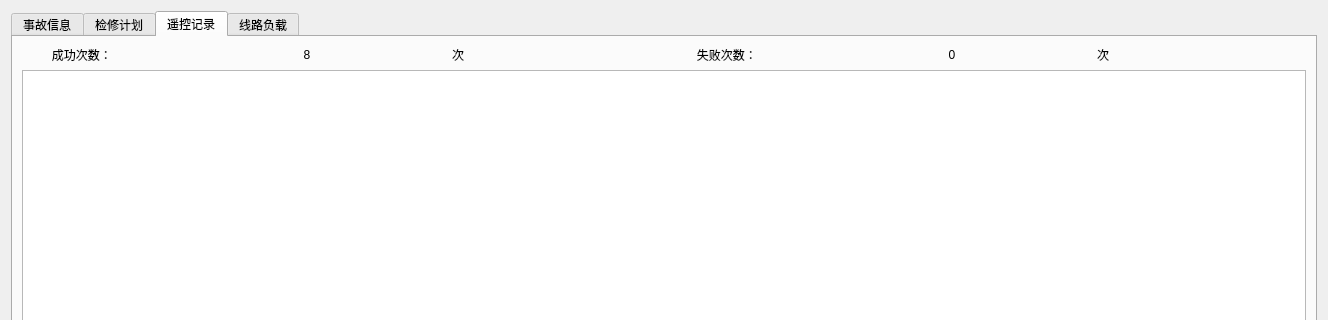
Old version of the form signininformation.ui in the repository wrb233/iHandover; both pictures show x 0 to 1328 and y 0 to 320 of the 1328 by 552 pixel window.
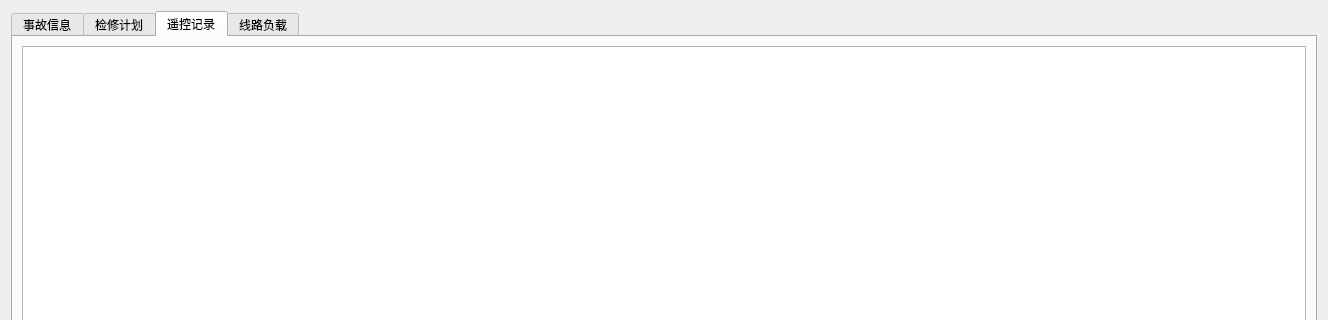
New version of the form. The open tabs and pages were chosen to show the change. Icons and pictures are not drawn.

What changed in the file:
```diff
--- a/signininformation.ui
+++ b/signininformation.ui
@@ -51,50 +51,7 @@
        <item row="0" column="0">
         <layout class="QGridLayout" name="gridLayout_7">
          <item row="0" column="0">
-          <layout class="QHBoxLayout" name="horizontalLayout">
-           <item>
-            <widget class="QLabel" name="label">
-             <property name="text">
-              <string>         成功次数：</string>
-             </property>
-            </widget>
-           </item>
-           <item>
-            <widget class="QLabel" name="label_5">
-             <property name="text">
-              <string>                    8</string>
-             </property>
-            </widget>
-           </item>
-           <item>
-            <widget class="QLabel" name="label_3">
-             <property name="text">
-              <string>次</string>
-             </property>
-            </widget>
-           </item>
-           <item>
-            <widget class="QLabel" name="label_6">
-             <property name="text">
-              <string>         失败次数：</string>
-             </property>
-            </widget>
-           </item>
-           <item>
-            <widget class="QLabel" name="label_2">
-             <property name="text">
-              <string>                    0</string>
-             </property>
-            </widget>
-           </item>
-           <item>
-            <widget class="QLabel" name="label_4">
-             <property name="text">
-              <string>次</string>
-             </property>
-            </widget>
-           </item>
-          </layout>
+          <layout class="QHBoxLayout" name="horizontalLayout"/>
          </item>
          <item row="1" column="0">
           <widget class="QTableView" name="DPCPoint_tableview"/>
```
